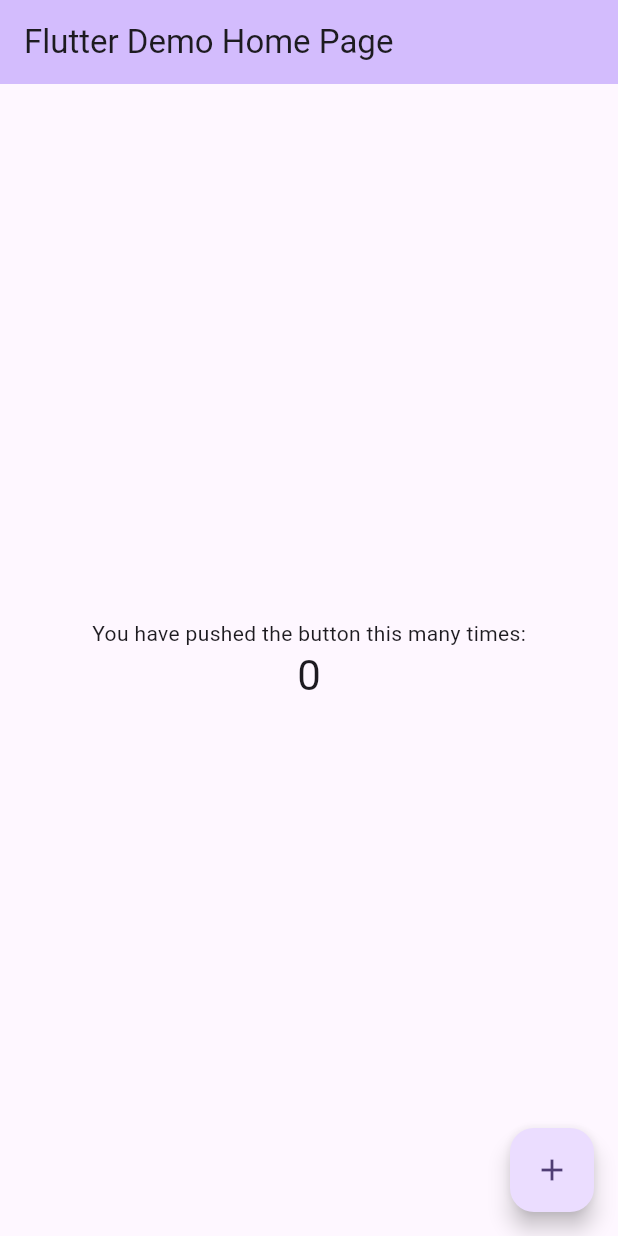
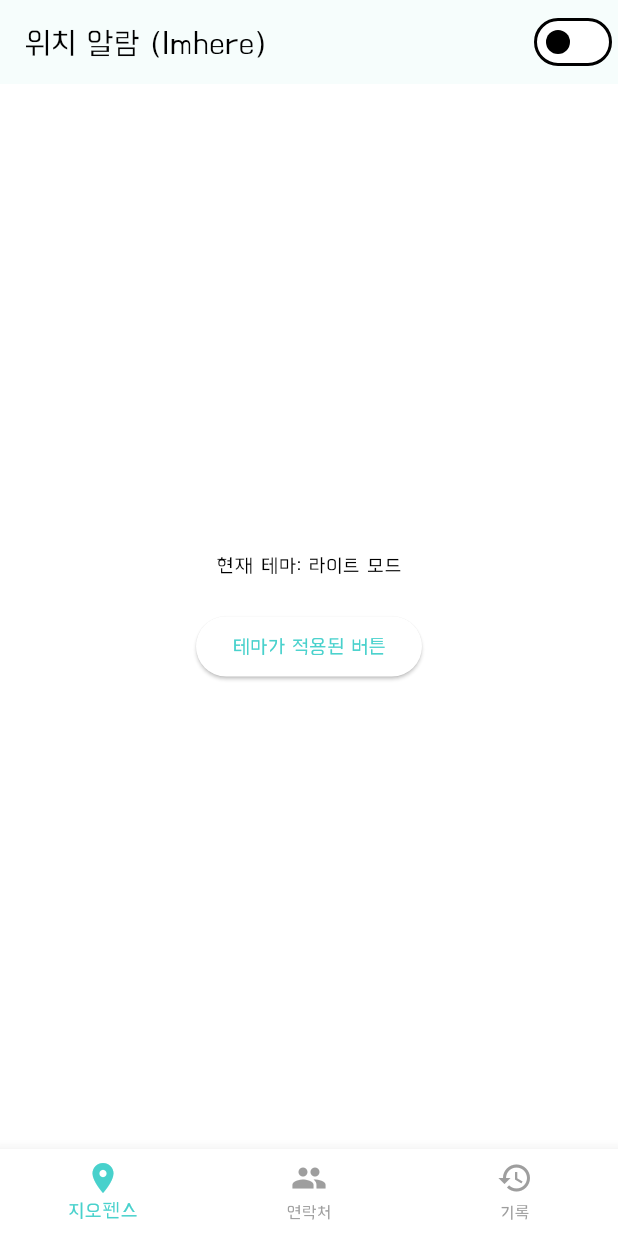
Before and after one commit to kdongsu5509/imhere, a Flutter app: the screen it shows after launch, on a phone screen of 412 x 824 dp. Run offline on Flutter 3.47's test engine with Material 3 defaults, Android fonts, the phone set to English and light mode, and no system bars.

Commit message:
docs(issue2): add app theme
어플의 기본 테마를 추가함

```diff
--- /dev/null
+++ b/Flutter/lib/common/theme/im_here_them_data_dark.dart
@@ -0,0 +1,75 @@
+import 'package:flutter/material.dart';
+
+final ThemeData darkTheme = ThemeData(
+  // **1. 기본 설정 (Dark)**
+  brightness: Brightness.dark,
+
+  // 기본 배경색: Material 3의 일반적인 다크 모드 배경색
+  // React의 '--dark-background'에 상응합니다.
+  scaffoldBackgroundColor: const Color(0xFF121212),
+
+  // **2. 색상 구성표 (ColorScheme)**
+  // ColorScheme.fromSwatch()를 사용하여 기존 MaterialColor 팔레트를 재사용하되,
+  // 다크 모드에 맞게 밝기와 대비를 조정합니다.
+  colorScheme: ColorScheme.fromSwatch(
+    // 라이트 모드에서 정의한 동일한 MaterialColor 팔레트를 사용
+    primarySwatch: MaterialColor(
+      0xFF48D1CC, // 에메랄드 청록색
+      <int, Color>{
+        50: Color(0xFFE0F7F7),
+        100: Color(0xFFB3ECEC),
+        200: Color(0xFF80DFDF),
+        300: Color(0xFF4DD2D2),
+        400: Color(0xFF26CACA),
+        500: Color(0xFF00C2C2),
+        600: Color(0xFF00BABA),
+        700: Color(0xFF00B0B0),
+        800: Color(0xFF00A6A6),
+        900: Color(0xFF008F8F),
+      },
+    ),
+    brightness: Brightness.dark, // 다크 모드 밝기 적용
+  ).copyWith(
+    // 💡 PrimaryColor: 다크 모드에서는 대비를 위해 400~500 쉐이드가 잘 사용됩니다.
+    // 기존 primaryColor(0xFF48D1CC)는 300 쉐이드에 가깝습니다.
+    primary: const Color(0xFF4DD2D2), // 라이트 모드보다 살짝 밝거나 유지
+
+    // 💡 Secondary (강조 색상): 라이트 모드의 'black' 대신,
+    // 다크 모드 배경과 대비되도록 밝은 흰색이나 밝은 회색을 사용합니다.
+    secondary: Colors.white70,
+
+    // 💡 Surface (카드/배경 위젯 색상): 배경보다 살짝 밝게 설정하여 경계 구분
+    surface: const Color(0xFF1E1E1E),
+  ),
+
+  // 앱 주요 색상: ColorScheme의 primary를 따르도록 MaterialColor 대신 사용합니다.
+  primaryColor: const Color(0xFF4DD2D2),
+
+
+  // **3. AppBar 스타일**
+  appBarTheme: const AppBarTheme(
+    backgroundColor: Color(0xFF1E1E1E), // Surface 색상과 유사하게 설정
+    foregroundColor: Colors.white,      // 제목 및 아이콘 색상을 흰색으로
+    elevation: 0,                       // 다크 모드에서는 그림자를 줄이는 경우가 많습니다.
+  ),
+
+  // **4. Bottom Navigation Bar 스타일**
+  bottomNavigationBarTheme: const BottomNavigationBarThemeData(
+    backgroundColor: Color(0xFF1E1E1E),     // AppBar와 일관성 유지
+    selectedItemColor: Color(0xFF4DD2D2),   // primary 색상을 사용하여 강조
+    unselectedItemColor: Colors.grey,       // 비활성 색상은 유지
+    selectedIconTheme: IconThemeData(size: 28), // 선택된 아이콘을 살짝 키워서 강조
+  ),
+
+  // **5. 텍스트 테마 (선택 사항)**
+  fontFamily: 'BMHANNAAir',
+  textTheme: const TextTheme(
+    headlineLarge: TextStyle(fontFamily: 'BMHANNAPro'),
+
+    headlineMedium: TextStyle(fontFamily: 'BMJUA', fontWeight: FontWeight.w400),
+
+    bodyLarge: TextStyle(fontFamily: 'BMHANNAAir', fontSize: 16, fontWeight: FontWeight.w400),
+    bodyMedium: TextStyle(fontFamily: 'BMHANNAAir', fontSize: 14, fontWeight: FontWeight.w400),
+    labelLarge: TextStyle(fontFamily: 'BMHANNAAir', fontSize: 14, fontWeight: FontWeight.w500),
+  ),
+);
--- /dev/null
+++ b/Flutter/lib/common/theme/im_here_them_data_light.dart
@@ -0,0 +1,64 @@
+import 'package:flutter/material.dart';
+
+final ThemeData lightTheme = ThemeData(
+  // **1. 기본 설정 (Light)**
+  brightness: Brightness.light,
+
+  // Scaffolf(앱 화면)의 기본 배경색
+  scaffoldBackgroundColor: Colors.white,
+
+  // **2. 색상 구성표 (ColorScheme)**
+  colorScheme: ColorScheme.fromSwatch(
+    primarySwatch: MaterialColor(
+      0xFF48D1CC, // 에메랄드 청록색
+      <int, Color>{
+        50: Color(0xFFE0F7F7),
+        100: Color(0xFFB3ECEC),
+        200: Color(0xFF80DFDF),
+        300: Color(0xFF4DD2D2),
+        400: Color(0xFF26CACA),
+        500: Color(0xFF00C2C2),
+        600: Color(0xFF00BABA),
+        700: Color(0xFF00B0B0),
+        800: Color(0xFF00A6A6),
+        900: Color(0xFF008F8F),
+      },
+    ),
+    brightness: Brightness.light,
+  ).copyWith(
+    // 💡 Primary: 앱의 주요 상호 작용 요소에 사용되는 색상 (300 쉐이드 사용)
+    primary: const Color(0xFF48D1CC),
+
+    // 💡 Secondary (강조 색상): 텍스트에 대비되는 어두운 색상을 사용합니다.
+    secondary: Colors.black,
+
+    // 💡 Surface (카드/배경 위젯 색상): 흰색 유지
+    surface: Colors.white,
+  ),
+
+  // **3. AppBar 스타일**
+  appBarTheme: const AppBarTheme(
+    backgroundColor: Colors.white,
+    foregroundColor: Colors.black, // 제목 및 아이콘 색상
+    elevation: 1, // 카드나 앱바에 약한 그림자를 줍니다.
+  ),
+
+  // **4. Bottom Navigation Bar 스타일**
+  bottomNavigationBarTheme: const BottomNavigationBarThemeData(
+    backgroundColor: Colors.white,
+    selectedItemColor: Color(0xFF48D1CC),
+    unselectedItemColor: Colors.grey,
+  ),
+
+  // **5. 텍스트 테마 (선택 사항)**]
+  fontFamily: 'BMHANNAAir',
+  textTheme: const TextTheme(
+    headlineLarge: TextStyle(fontFamily: 'BMHANNAPro'),
+
+    headlineMedium: TextStyle(fontFamily: 'BMJUA', fontWeight: FontWeight.w400),
+
+    bodyLarge: TextStyle(fontFamily: 'BMHANNAAir', fontSize: 16, fontWeight: FontWeight.w400),
+    bodyMedium: TextStyle(fontFamily: 'BMHANNAAir', fontSize: 14, fontWeight: FontWeight.w400),
+    labelLarge: TextStyle(fontFamily: 'BMHANNAAir', fontSize: 14, fontWeight: FontWeight.w500),
+  ),
+);
--- a/Flutter/lib/main.dart
+++ b/Flutter/lib/main.dart
@@ -1,122 +1,89 @@
 import 'package:flutter/material.dart';
+import 'package:iamhere/common/theme/im_here_them_data_dark.dart';
+import 'package:iamhere/common/theme/im_here_them_data_light.dart';
 
 void main() {
-  runApp(const MyApp());
+  runApp(const ImHereApp());
 }
 
-class MyApp extends StatelessWidget {
-  const MyApp({super.key});
+class ImHereApp extends StatefulWidget {
+  const ImHereApp({super.key});
 
+  @override
+  State<ImHereApp> createState() => _ImHereAppState();
+}
+
+class _ImHereAppState extends State<ImHereApp> {
+  ThemeMode _themeMode = ThemeMode.light;
+
+  void toggleTheme(bool isDark) {
+    setState(() {
+      _themeMode = isDark ? ThemeMode.dark : ThemeMode.light;
+    });
+  }
   // This widget is the root of your application.
   @override
   Widget build(BuildContext context) {
     return MaterialApp(
-      title: 'Flutter Demo',
-      theme: ThemeData(
-        // This is the theme of your application.
-        //
-        // TRY THIS: Try running your application with "flutter run". You'll see
-        // the application has a purple toolbar. Then, without quitting the app,
-        // try changing the seedColor in the colorScheme below to Colors.green
-        // and then invoke "hot reload" (save your changes or press the "hot
-        // reload" button in a Flutter-supported IDE, or press "r" if you used
-        // the command line to start the app).
-        //
-        // Notice that the counter didn't reset back to zero; the application
-        // state is not lost during the reload. To reset the state, use hot
-        // restart instead.
-        //
-        // This works for code too, not just values: Most code changes can be
-        // tested with just a hot reload.
-        colorScheme: ColorScheme.fromSeed(seedColor: Colors.deepPurple),
-      ),
-      home: const MyHomePage(title: 'Flutter Demo Home Page'),
+      title: 'ImHere App Dev',
+      theme: lightTheme,
+      darkTheme: darkTheme,
+      themeMode: _themeMode,
+      home: HomeScreen(toggleTheme: toggleTheme, isDarkMode: _themeMode == ThemeMode.dark),
     );
   }
 }
+class HomeScreen extends StatelessWidget {
+  final Function(bool) toggleTheme;
+  final bool isDarkMode;
 
-class MyHomePage extends StatefulWidget {
-  const MyHomePage({super.key, required this.title});
-
-  // This widget is the home page of your application. It is stateful, meaning
-  // that it has a State object (defined below) that contains fields that affect
-  // how it looks.
-
-  // This class is the configuration for the state. It holds the values (in this
-  // case the title) provided by the parent (in this case the App widget) and
-  // used by the build method of the State. Fields in a Widget subclass are
-  // always marked "final".
-
-  final String title;
-
-  @override
-  State<MyHomePage> createState() => _MyHomePageState();
-}
-
-class _MyHomePageState extends State<MyHomePage> {
-  int _counter = 0;
-
-  void _incrementCounter() {
-    setState(() {
-      // This call to setState tells the Flutter framework that something has
-      // changed in this State, which causes it to rerun the build method below
-      // so that the display can reflect the updated values. If we changed
-      // _counter without calling setState(), then the build method would not be
-      // called again, and so nothing would appear to happen.
-      _counter++;
-    });
-  }
+  const HomeScreen({super.key, required this.toggleTheme, required this.isDarkMode});
 
   @override
   Widget build(BuildContext context) {
-    // This method is rerun every time setState is called, for instance as done
-    // by the _incrementCounter method above.
-    //
-    // The Flutter framework has been optimized to make rerunning build methods
-    // fast, so that you can just rebuild anything that needs updating rather
-    // than having to individually change instances of widgets.
+    // Theme.of(context)를 사용하여 현재 적용된 테마의 속성을 가져옵니다.
+    final theme = Theme.of(context);
+
     return Scaffold(
+      // AppBar는 theme: lightTheme 또는 darkTheme에 정의된 스타일을 자동으로 따릅니다.
       appBar: AppBar(
-        // TRY THIS: Try changing the color here to a specific color (to
-        // Colors.amber, perhaps?) and trigger a hot reload to see the AppBar
-        // change color while the other colors stay the same.
-        backgroundColor: Theme.of(context).colorScheme.inversePrimary,
-        // Here we take the value from the MyHomePage object that was created by
-        // the App.build method, and use it to set our appbar title.
-        title: Text(widget.title),
+        title: const Text('위치 알람 (Imhere)'),
+        actions: [
+          // 테마 전환 버튼
+          Switch(
+            value: isDarkMode,
+            onChanged: toggleTheme,
+            activeColor: theme.colorScheme.secondary,
+          ),
+        ],
       ),
       body: Center(
-        // Center is a layout widget. It takes a single child and positions it
-        // in the middle of the parent.
         child: Column(
-          // Column is also a layout widget. It takes a list of children and
-          // arranges them vertically. By default, it sizes itself to fit its
-          // children horizontally, and tries to be as tall as its parent.
-          //
-          // Column has various properties to control how it sizes itself and
-          // how it positions its children. Here we use mainAxisAlignment to
-          // center the children vertically; the main axis here is the vertical
-          // axis because Columns are vertical (the cross axis would be
-          // horizontal).
-          //
-          // TRY THIS: Invoke "debug painting" (choose the "Toggle Debug Paint"
-          // action in the IDE, or press "p" in the console), to see the
-          // wireframe for each widget.
           mainAxisAlignment: MainAxisAlignment.center,
           children: <Widget>[
-            const Text('You have pushed the button this many times:'),
             Text(
-              '$_counter',
-              style: Theme.of(context).textTheme.headlineMedium,
+              '현재 테마: ${isDarkMode ? '다크 모드' : '라이트 모드'}',
+              // TextStyle에 테마의 텍스트 색상 등을 사용할 수 있습니다.
+              style: TextStyle(color: theme.textTheme.bodyLarge?.color),
+            ),
+            const SizedBox(height: 20),
+            ElevatedButton(
+              onPressed: () {
+                // 버튼 스타일도 ThemeData를 따릅니다.
+              },
+              child: const Text('테마가 적용된 버튼'),
             ),
           ],
         ),
       ),
-      floatingActionButton: FloatingActionButton(
-        onPressed: _incrementCounter,
-        tooltip: 'Increment',
-        child: const Icon(Icons.add),
-      ), // This trailing comma makes auto-formatting nicer for build methods.
+      // BottomNavigationBar도 테마 설정을 따릅니다.
+      bottomNavigationBar: BottomNavigationBar(
+        items: const [
+          BottomNavigationBarItem(icon: Icon(Icons.location_on), label: '지오펜스'),
+          BottomNavigationBarItem(icon: Icon(Icons.people), label: '연락처'),
+          BottomNavigationBarItem(icon: Icon(Icons.history), label: '기록'),
+        ],
+      ),
     );
   }
 }
```
Also changed, not shown: Flutter/pubspec.yaml (+12 -33 lines), Flutter/assets/fonts/BMHANNAAir_ttf.ttf (added), Flutter/assets/fonts/BMHANNAPro.ttf (added), 4 other files.
